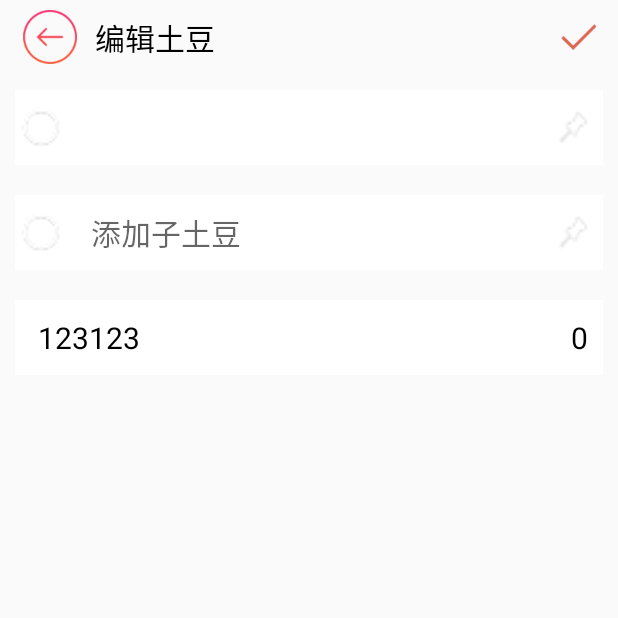
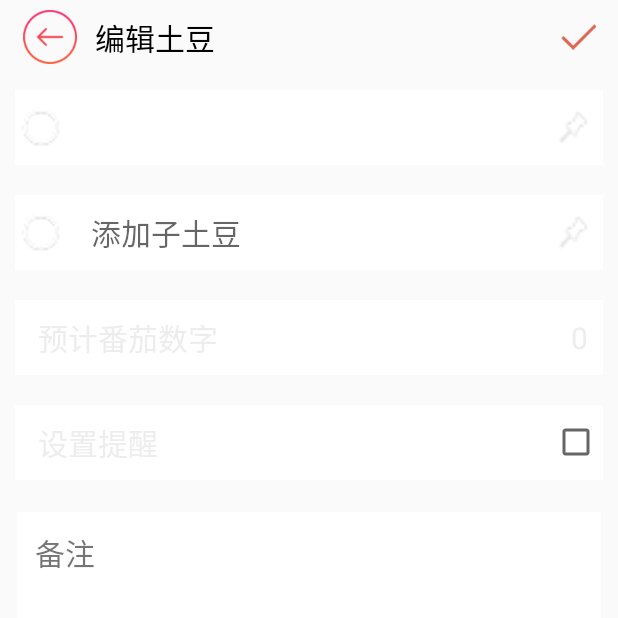
Before and after one commit to penglei3322/TomatoTodo, an Android app: the EditPotatolistActivity screen opened directly, with no data from a screen before it, on a phone screen of 412 x 824 dp, the top half of it. Run offline under Robolectric (Android 15) with nearby library versions, the phone set to English and light mode, and no system bars.

Commit message:
有问题

```diff
--- a/TomatoTodo/app/src/main/java/com/example/dllo/tomatotodo/potatolist/activity/EditPotatolistActivity.java
+++ b/TomatoTodo/app/src/main/java/com/example/dllo/tomatotodo/potatolist/activity/EditPotatolistActivity.java
@@ -49,6 +49,8 @@ public class EditPotatolistActivity extends BaseActivity {
                 DBTools.getInstance(EditPotatolistActivity.this).upData(content, editContent);
                 Intent saveIntent = new Intent(EditPotatolistActivity.this, MainActivity.class);
                 Intent sendIntent = new Intent("editContent");
+                sendIntent.putExtra("edit",editContent);
+                sendIntent.putExtra("cc",content);
                 sendBroadcast(sendIntent);
                 startActivity(saveIntent);
             }
--- a/TomatoTodo/app/src/main/java/com/example/dllo/tomatotodo/potatolist/data/PhtatoListData.java
+++ b/TomatoTodo/app/src/main/java/com/example/dllo/tomatotodo/potatolist/data/PhtatoListData.java
@@ -10,7 +10,7 @@ import java.util.Date;
  * Created by dllo on 16/7/20.
  */
 
-public class PhtatoListData {
+public class PhtatoListData implements Comparable<PhtatoListData> {
     @PrimaryKey(AssignType.AUTO_INCREMENT)
     private int id;
 
@@ -116,4 +116,27 @@ public class PhtatoListData {
     public void setDescribe(String describe) {
         this.describe = describe;
     }
+
+    /**
+     * Compares this object to the specified object to determine their relative
+     * order.
+     *
+     * @param another the object to compare to this instance.
+     * @return a negative integer if this instance is less than {@code another};
+     * a positive integer if this instance is greater than
+     * {@code another}; 0 if this instance has the same order as
+     * {@code another}.
+     * @throws ClassCastException if {@code another} cannot be converted into something
+     *                            comparable to {@code this} instance.
+     */
+    @Override
+    public int compareTo(PhtatoListData another) {
+        if(another.isTopCheck() == isTopCheck()){
+            return 0;
+        }
+        if(another.isTopCheck()){
+            return 1;
+        }
+        return -1;
+    }
 }
--- a/TomatoTodo/app/src/main/res/layout/activity_edit_potatolist.xml
+++ b/TomatoTodo/app/src/main/res/layout/activity_edit_potatolist.xml
@@ -123,8 +123,8 @@
             android:layout_centerVertical="true"
             android:layout_marginLeft="15dp"
             android:background="@null"
-            android:text="123123"
-            android:textColor="#000000"
+            android:text="预计番茄数字"
+            android:textColor="#ededed"
             android:textSize="20sp" />
 
         <TextView
@@ -134,9 +134,54 @@
             android:layout_centerVertical="true"
             android:layout_marginRight="10dp"
             android:text="0"
-            android:textColor="#000000"
+            android:textColor="#ededed"
+            android:textSize="20sp" />
+    </RelativeLayout>
+
+    <RelativeLayout
+        android:layout_width="match_parent"
+        android:layout_height="50dp"
+        android:layout_margin="10dp"
+        android:background="#ffffff">
+
+
+        <TextView
+            android:layout_width="200dp"
+            android:layout_height="wrap_content"
+            android:layout_centerVertical="true"
+            android:layout_marginLeft="15dp"
+            android:background="@null"
+            android:text="设置提醒"
+            android:textColor="#ededed"
             android:textSize="20sp" />
 
+        <CheckBox
+            android:layout_width="wrap_content"
+            android:layout_height="wrap_content"
+            android:layout_alignParentRight="true"
+            android:layout_centerVertical="true"
+            android:layout_marginRight="2dp"
+            android:textColor="#ededed"
+            android:textSize="20sp" />
+    </RelativeLayout>
 
-    </RelativeLayout>
+    <LinearLayout
+        android:layout_width="match_parent"
+        android:layout_height="210dp"
+        android:layout_margin="11dp"
+        android:background="#ffffff"
+        android:orientation="vertical">
+
+        <TextView
+            android:layout_width="wrap_content"
+            android:layout_height="wrap_content"
+            android:layout_margin="12dp"
+            android:text="备注"
+            android:textSize="20sp" />
+
+        <EditText
+            android:layout_width="match_parent"
+            android:layout_height="wrap_content"
+            android:background="@null" />
+    </LinearLayout>
 </LinearLayout>
```
Also changed, not shown: TomatoTodo/app/src/main/java/com/example/dllo/tomatotodo/potatolist/PotatoListFragment.java (+7 -8 lines), TomatoTodo/app/src/main/java/com/example/dllo/tomatotodo/potatolist/adapter/PhtatoListAdapter.java (+17 -8 lines).
